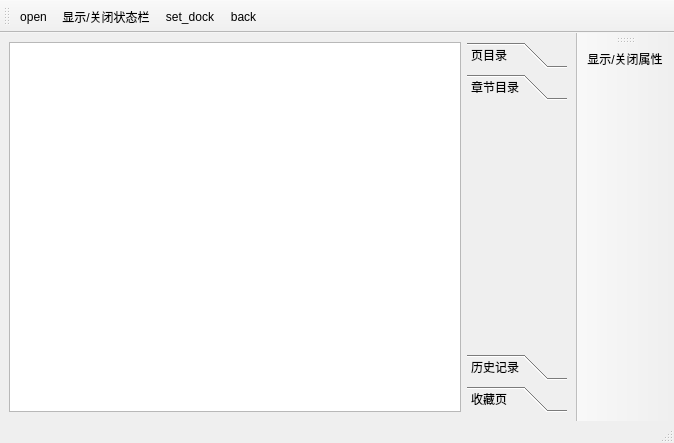
The window that readwin.ui (upkeke/comiccpp) describes before a commit, drawn with Qt 5.
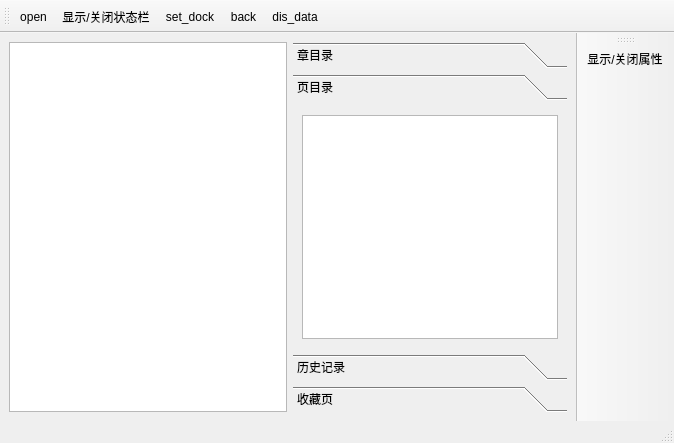
The same window after the commit. The open tabs and pages were chosen to show the change. Icons and pictures are not drawn.

What changed in the file:
```diff
--- a/readwin.ui
+++ b/readwin.ui
@@ -52,7 +52,7 @@
         </rect>
        </property>
        <attribute name="label">
-        <string>页目录</string>
+        <string>章目录</string>
        </attribute>
        <layout class="QVBoxLayout" name="verticalLayout">
         <item>
@@ -65,13 +65,18 @@
         <rect>
          <x>0</x>
          <y>0</y>
-         <width>100</width>
+         <width>274</width>
          <height>244</height>
         </rect>
        </property>
        <attribute name="label">
-        <string>章节目录</string>
+        <string>页目录</string>
        </attribute>
+       <layout class="QVBoxLayout" name="verticalLayout_2">
+        <item>
+         <widget class="QListWidget" name="pag_win"/>
+        </item>
+       </layout>
       </widget>
       <widget class="QWidget" name="page_5">
        <property name="geometry">
@@ -118,6 +123,7 @@
    <addaction name="actionBar"/>
    <addaction name="actionset_dock"/>
    <addaction name="actionback"/>
+   <addaction name="actiondis_data"/>
   </widget>
   <widget class="QToolBar" name="toolBar_2">
    <property name="windowTitle">
@@ -194,6 +200,11 @@
     <string>back</string>
    </property>
   </action>
+  <action name="actiondis_data">
+   <property name="text">
+    <string>dis_data</string>
+   </property>
+  </action>
  </widget>
  <resources>
   <include location="res.qrc"/>
```
Left out of the diff: 6 changed lines with no effect on the pictures.
